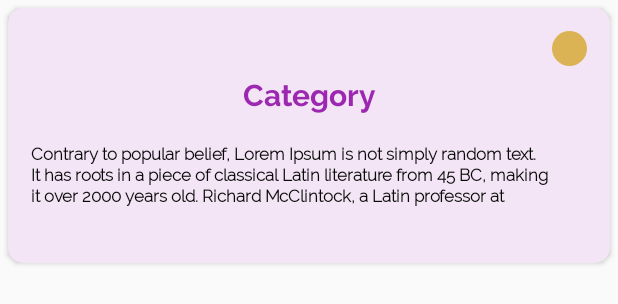
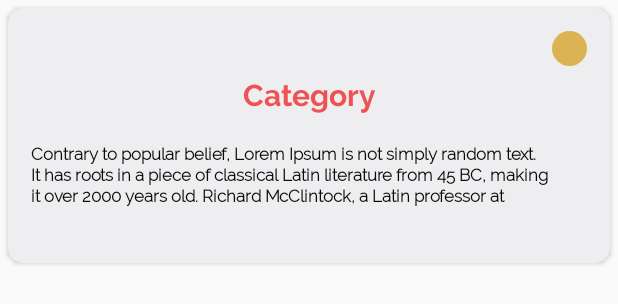
Before and after one commit to CharmiPatel25/note_TeamPurple_android, an Android app: the layout categorylayout.xml on its own in the app's theme, with its tools: preview values and no code run, on a phone screen of 412 x 824 dp. Shown: the top 304 px of the screen. Run offline under Robolectric (Android 15) with nearby library versions, the phone set to English and light mode, and no system bars.

Commit message:
[AP] layout changed for category_layout.xml

```diff
--- a/app/src/main/res/layout/categorylayout.xml
+++ b/app/src/main/res/layout/categorylayout.xml
@@ -13,7 +13,7 @@
         android:layout_gravity="center"
         android:layout_margin="5dp"
         android:elevation="40dp"
-        card_view:cardBackgroundColor="@color/purple_bg_light"
+        card_view:cardBackgroundColor="@color/background"
         card_view:cardCornerRadius="10dp">
 
         <LinearLayout
@@ -68,7 +68,7 @@
                 android:maxLines="1"
                 android:text="Category"
                 android:textAlignment="center"
-                android:textColor="@color/purple_active"
+                android:textColor="@color/colorAccent"
                 android:textSize="20sp" />
 
 
```
